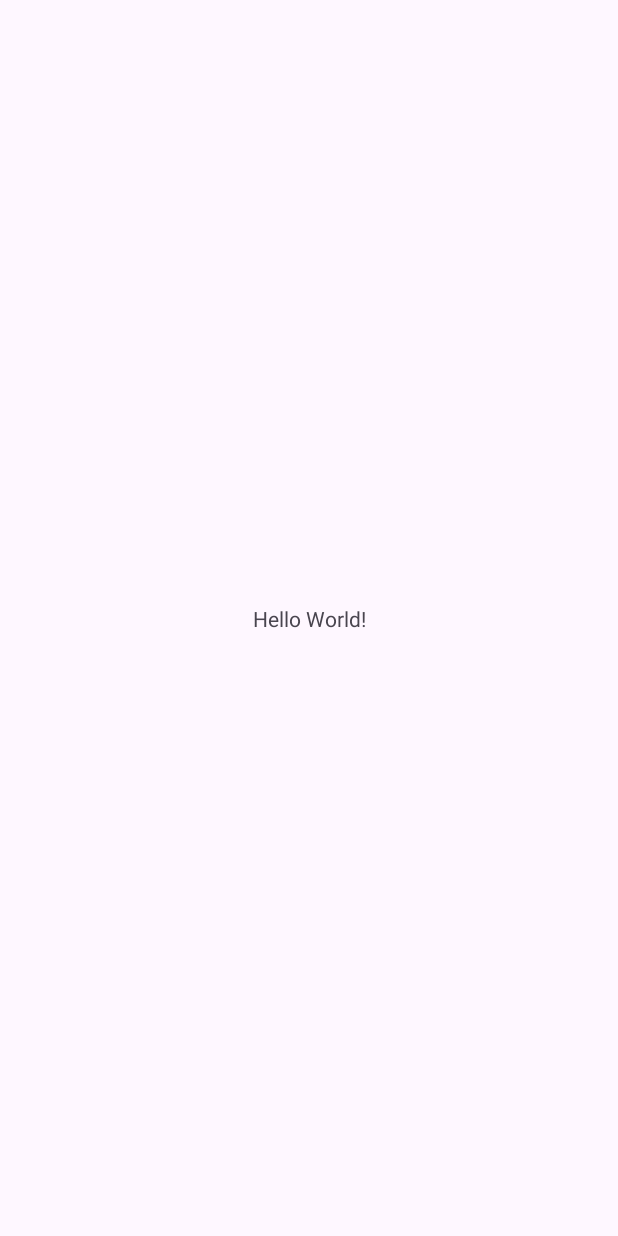
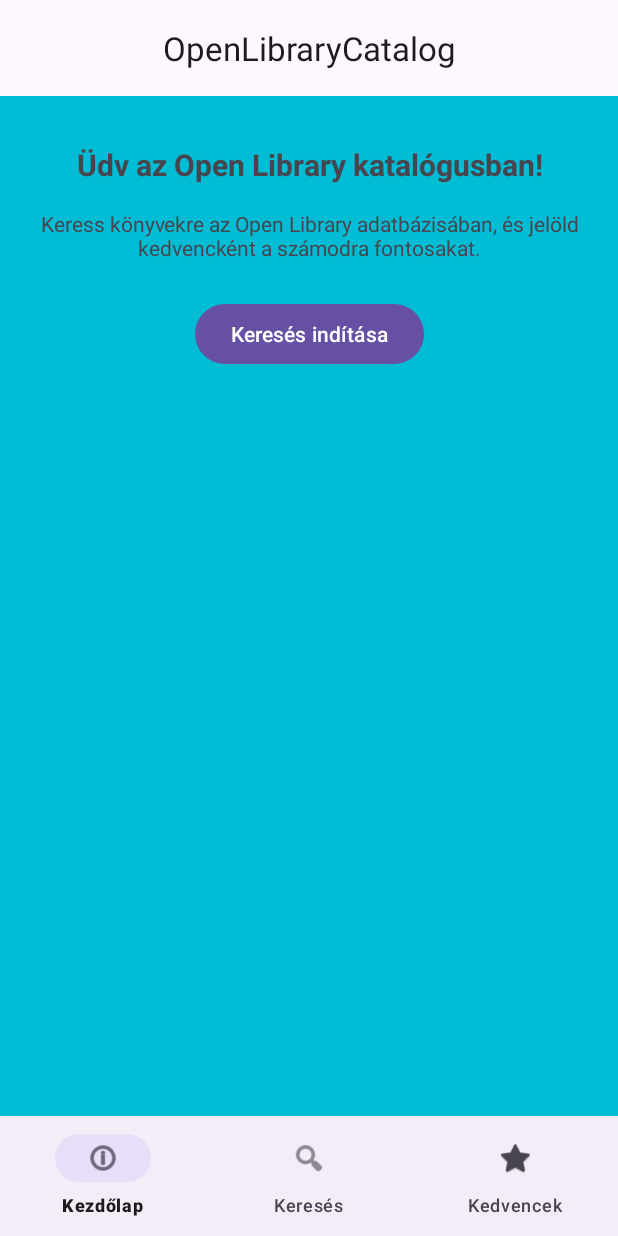
Before and after one commit to SzilardKarsai/OpenLibraryCatalog, an Android app: the screen it shows after launch (MainActivity), on a phone screen of 412 x 824 dp. Before the commit the screen is almost empty. Run offline under Robolectric (Android 15) with nearby library versions, the phone set to English and light mode, and no system bars; our stand-ins replace navigation-ui.

Commit message:
Fragment-ek hozzaadasa + navigacio

```diff
--- a/app/build.gradle
+++ b/app/build.gradle
@@ -1,5 +1,9 @@
 plugins {
     alias(libs.plugins.android.application)
+}
+
+configurations.all {
+    exclude group: 'org.jetbrains', module: 'annotations'
 }
 
 android {
@@ -44,6 +48,7 @@ dependencies {
     implementation 'androidx.room:room-compiler:2.8.4'
     implementation 'androidx.navigation:navigation-fragment:2.9.6'
     implementation 'androidx.navigation:navigation-ui:2.9.6'
+    implementation "org.jetbrains:annotations:23.0.0"
 
 
     implementation libs.appcompat
--- a/app/src/main/java/hu/nje/openlibrarycatalog/MainActivity.java
+++ b/app/src/main/java/hu/nje/openlibrarycatalog/MainActivity.java
@@ -2,23 +2,31 @@ package hu.nje.openlibrarycatalog;
 
 import android.os.Bundle;
 
-import androidx.activity.EdgeToEdge;
+import androidx.annotation.Nullable;
 import androidx.appcompat.app.AppCompatActivity;
-import androidx.core.graphics.Insets;
-import androidx.core.view.ViewCompat;
-import androidx.core.view.WindowInsetsCompat;
+import androidx.navigation.NavController;
+import androidx.navigation.fragment.NavHostFragment;
+import  androidx.navigation.ui.NavigationUI;
+
+import com.google.android.material.bottomnavigation.BottomNavigationView;
+
+import hu.nje.openlibrarycatalog.databinding.ActivityMainBinding;
 
 public class MainActivity extends AppCompatActivity {
 
+    private ActivityMainBinding binding;
+
     @Override
-    protected void onCreate(Bundle savedInstanceState) {
+    protected void onCreate(@Nullable Bundle savedInstanceState) {
         super.onCreate(savedInstanceState);
-        EdgeToEdge.enable(this);
-        setContentView(R.layout.activity_main);
-        ViewCompat.setOnApplyWindowInsetsListener(findViewById(R.id.main), (v, insets) -> {
-            Insets systemBars = insets.getInsets(WindowInsetsCompat.Type.systemBars());
-            v.setPadding(systemBars.left, systemBars.top, systemBars.right, systemBars.bottom);
-            return insets;
-        });
+        binding =ActivityMainBinding.inflate(getLayoutInflater());
+        setContentView(binding.getRoot());
+
+        setSupportActionBar(binding.topAppBar);
+
+        NavHostFragment navHostFragment = (NavHostFragment) getSupportFragmentManager().findFragmentById(R.id.nav_host_fragment);
+        NavController navController = navHostFragment.getNavController();
+        BottomNavigationView bottomNav = binding.bottomNav;
+        NavigationUI.setupWithNavController(bottomNav, navController);
     }
 }
--- /dev/null
+++ b/app/src/main/java/hu/nje/openlibrarycatalog/ui/HomeFragment.java
@@ -0,0 +1,44 @@
+package hu.nje.openlibrarycatalog.ui;
+
+import android.os.Bundle;
+
+import androidx.fragment.app.Fragment;
+
+import android.view.LayoutInflater;
+import android.view.View;
+import android.view.ViewGroup;
+
+import androidx.annotation.Nullable;
+import androidx.fragment.app.Fragment;
+
+import androidx.navigation.Navigation;
+
+import org.jspecify.annotations.NonNull;
+
+import hu.nje.openlibrarycatalog.databinding.FragmentHomeBinding;
+
+import hu.nje.openlibrarycatalog.R;
+
+public class HomeFragment extends Fragment {
+
+    private FragmentHomeBinding binding;
+
+    @Nullable
+    @Override
+    public View onCreateView(@NonNull LayoutInflater inflater, @Nullable ViewGroup container, @Nullable Bundle savedInstanceState) {
+        binding = FragmentHomeBinding.inflate(inflater, container, false);
+
+        binding.btnStartSearch.setOnClickListener(v ->
+            Navigation.findNavController(v).navigate(R.id.searchFragment)
+        );
+
+        return binding.getRoot();
+    }
+
+    @Override
+    public void onDestroyView() {
+        super.onDestroyView();
+        binding = null;
+    }
+
+}
--- a/app/src/main/res/layout/activity_main.xml
+++ b/app/src/main/res/layout/activity_main.xml
@@ -7,13 +7,41 @@
     android:layout_height="match_parent"
     tools:context=".MainActivity">
 
-    <TextView
-        android:layout_width="wrap_content"
+    <!-- Felső app bar -->
+    <com.google.android.material.appbar.MaterialToolbar
+        android:id="@+id/topAppBar"
+        android:layout_width="0dp"
         android:layout_height="wrap_content"
-        android:text="Hello World!"
+        android:title="Open Library katalógus"
+        app:layout_scrollFlags="scroll|enterAlways"
+        app:titleCentered="true"
+        app:layout_constraintTop_toTopOf="parent"
+        app:layout_constraintStart_toStartOf="parent"
+        app:layout_constraintEnd_toEndOf="parent"/>
+
+    <!-- NavHostFragment – ide kerülnek a Fragmentek -->
+    <androidx.fragment.app.FragmentContainerView
+        android:id="@+id/nav_host_fragment"
+        android:name="androidx.navigation.fragment.NavHostFragment"
+        android:layout_width="0dp"
+        android:layout_height="0dp"
+        app:defaultNavHost="true"
+        app:navGraph="@navigation/nav_graph"
+        app:layout_constraintTop_toBottomOf="@id/topAppBar"
+        app:layout_constraintBottom_toTopOf="@id/bottom_nav"
+        app:layout_constraintStart_toStartOf="parent"
+        app:layout_constraintEnd_toEndOf="parent"
+        tools:layout="@layout/fragment_search" />
+
+    <!-- Bottom navigation -->
+    <com.google.android.material.bottomnavigation.BottomNavigationView
+        android:id="@+id/bottom_nav"
+        android:layout_width="0dp"
+        android:layout_height="wrap_content"
+        app:menu="@menu/bottom_nav_menu"
+        app:labelVisibilityMode="labeled"
         app:layout_constraintBottom_toBottomOf="parent"
-        app:layout_constraintEnd_toEndOf="parent"
         app:layout_constraintStart_toStartOf="parent"
-        app:layout_constraintTop_toTopOf="parent" />
+        app:layout_constraintEnd_toEndOf="parent"/>
 
 </androidx.constraintlayout.widget.ConstraintLayout>
--- /dev/null
+++ b/app/src/main/res/layout/fragment_home.xml
@@ -0,0 +1,46 @@
+<?xml version="1.0" encoding="utf-8"?>
+<androidx.constraintlayout.widget.ConstraintLayout xmlns:android="http://schemas.android.com/apk/res/android"
+    xmlns:app="http://schemas.android.com/apk/res-auto"
+    xmlns:tools="http://schemas.android.com/tools"
+    android:layout_width="match_parent"
+    android:layout_height="match_parent"
+    android:background="#00BCD4"
+    tools:context=".ui.HomeFragment">
+
+    <TextView
+        android:id="@+id/tvWelcome"
+        android:layout_width="0dp"
+        android:layout_height="wrap_content"
+        android:gravity="center"
+        android:text="Üdv az Open Library katalógusban!"
+        android:textSize="20sp"
+        android:textStyle="bold"
+        app:layout_constraintEnd_toEndOf="parent"
+        app:layout_constraintHorizontal_bias="0.5"
+        app:layout_constraintStart_toStartOf="parent"
+        app:layout_constraintTop_toTopOf="parent"
+        android:layout_marginTop="32dp"/>
+
+    <TextView
+        android:id="@+id/tvDescription"
+        android:layout_width="0dp"
+        android:layout_height="wrap_content"
+        android:layout_margin="16dp"
+        android:gravity="center"
+        android:text="Keress könyvekre az Open Library adatbázisában, és jelöld kedvencként a számodra fontosakat."
+        app:layout_constraintEnd_toEndOf="parent"
+        app:layout_constraintHorizontal_bias="0.5"
+        app:layout_constraintStart_toStartOf="parent"
+        app:layout_constraintTop_toBottomOf="@id/tvWelcome" />
+
+    <Button
+        android:id="@+id/btnStartSearch"
+        android:layout_width="wrap_content"
+        android:layout_height="wrap_content"
+        android:layout_marginTop="24dp"
+        android:text="Keresés indítása"
+        app:layout_constraintEnd_toEndOf="parent"
+        app:layout_constraintStart_toStartOf="parent"
+        app:layout_constraintTop_toBottomOf="@id/tvDescription" />
+
+</androidx.constraintlayout.widget.ConstraintLayout>
--- /dev/null
+++ b/app/src/main/res/menu/bottom_nav_menu.xml
@@ -0,0 +1,19 @@
+<?xml version="1.0" encoding="utf-8"?>
+<menu xmlns:android="http://schemas.android.com/apk/res/android">
+
+    <item
+        android:id="@+id/homeFragment"
+        android:icon="@android:drawable/ic_menu_info_details"
+        android:title="Kezdőlap" />
+
+    <item
+        android:id="@+id/searchFragment"
+        android:icon="@android:drawable/ic_menu_search"
+        android:title="Keresés" />
+
+    <item
+        android:id="@+id/favoritesFragment"
+        android:icon="@android:drawable/btn_star"
+        android:title="Kedvencek" />
+
+</menu>
--- /dev/null
+++ b/app/src/main/res/navigation/nav_graph.xml
@@ -0,0 +1,25 @@
+<?xml version="1.0" encoding="utf-8"?>
+<navigation xmlns:android="http://schemas.android.com/apk/res/android"
+    xmlns:app="http://schemas.android.com/apk/res-auto"
+    xmlns:tools="http://schemas.android.com/tools"
+    android:id="@+id/nav_graph"
+    app:startDestination="@id/homeFragment">
+
+    <fragment
+        android:id="@+id/homeFragment"
+        android:name="hu.nje.openlibrarycatalog.ui.HomeFragment"
+        android:label="Kezdőlap"
+        tools:layout="@layout/fragment_home" />
+
+    <fragment
+        android:id="@+id/searchFragment"
+        android:name="hu.nje.openlibrarycatalog.ui.SearchFragment"
+        android:label="Keresés"
+        tools:layout="@layout/fragment_search" />
+
+    <fragment
+        android:id="@+id/favoritesFragment"
+        android:name="hu.nje.openlibrarycatalog.ui.FavoritesFragment"
+        android:label="Kedvencek"
+        tools:layout="@layout/fragment_favorites" />
+</navigation>
--- a/app/src/main/res/values/strings.xml
+++ b/app/src/main/res/values/strings.xml
@@ -1,3 +1,5 @@
 <resources>
     <string name="app_name">OpenLibraryCatalog</string>
+    <!-- TODO: Remove or change this placeholder text -->
+    <string name="hello_blank_fragment">Hello blank fragment</string>
 </resources>
```
Also changed, not shown: app/src/main/java/hu/nje/openlibrarycatalog/ui/FavoritesFragment.java (added, +66 -0 lines), app/src/main/java/hu/nje/openlibrarycatalog/ui/SearchFragment.java (added, +66 -0 lines), app/src/main/res/layout/fragment_favorites.xml (added, +14 -0 lines), app/src/main/res/layout/fragment_search.xml (added, +14 -0 lines).
